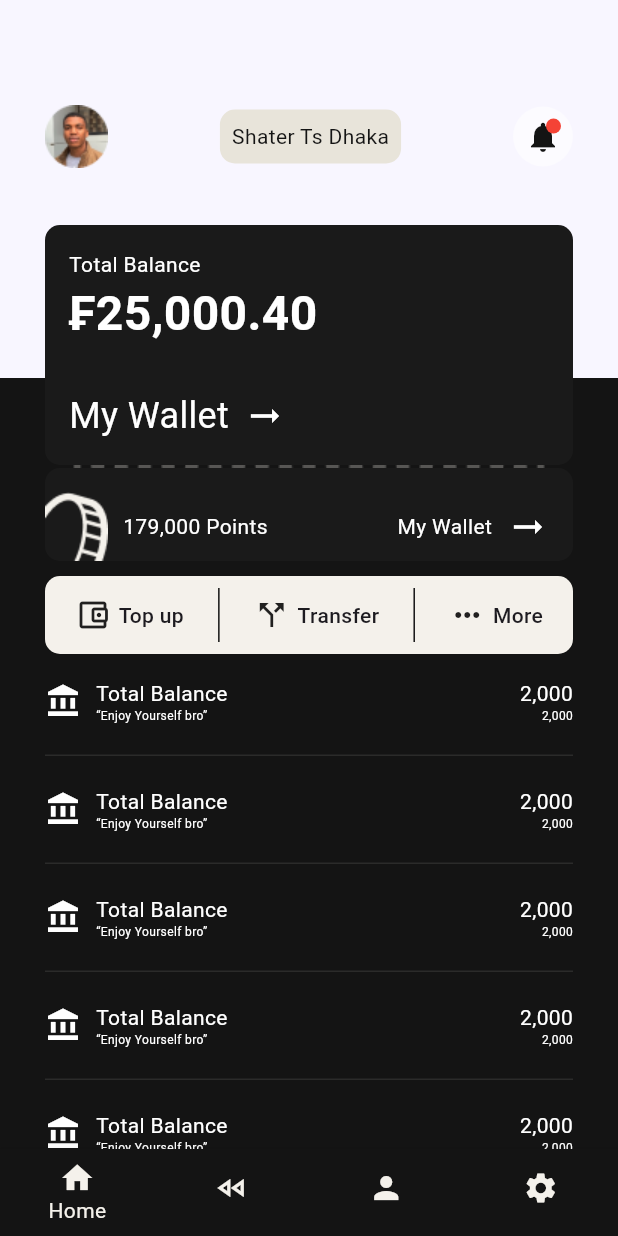
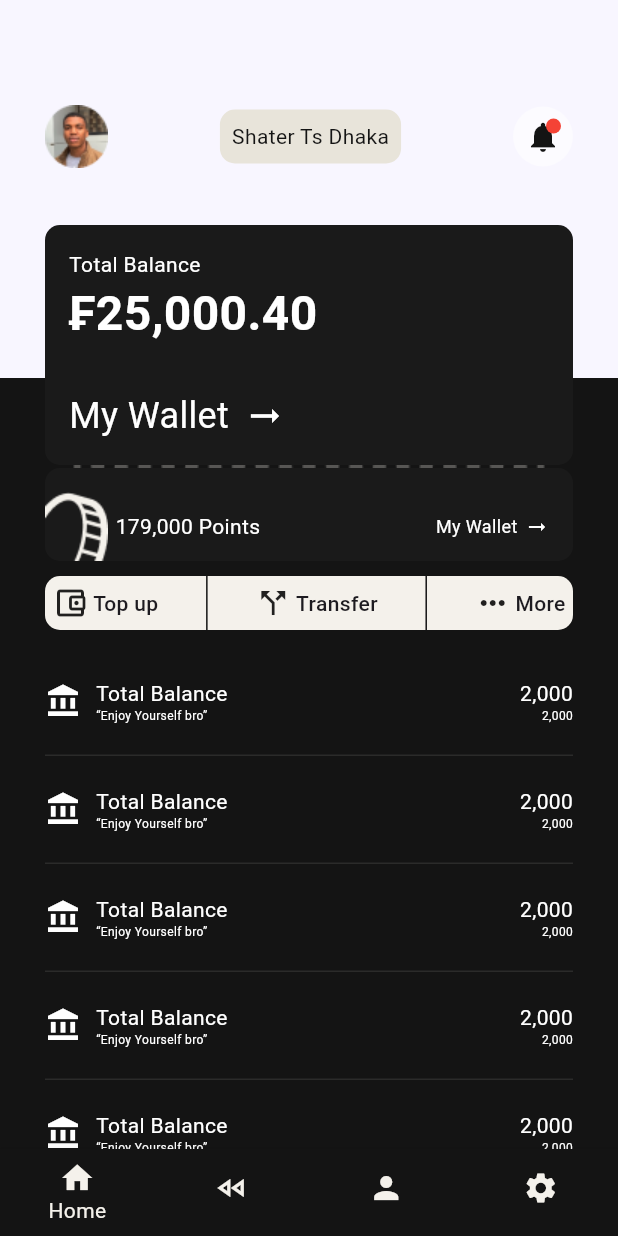
Before and after one commit to SSAstone/task, a Flutter app: the HomeView screen opened by its route, on a phone screen of 412 x 824 dp. Run offline on Flutter 3.47's test engine with Material 3 defaults, Android fonts, the phone set to English and light mode, and no system bars; our stand-ins replace get.

Commit message:
added layout controller

```diff
--- a/lib/controllers/bottom_navbar.dart
+++ /dev/null
@@ -1,5 +0,0 @@
-import 'package:get/get.dart';
-
-class BottomNavbar extends GetxController {
-  RxBool showTransfer = true.obs;
-}
--- a/lib/screens/boarding/referral_boarding.dart
+++ b/lib/screens/boarding/referral_boarding.dart
@@ -26,7 +26,7 @@ class _ReferralBoardingState extends State<ReferralBoarding> {
               Column(
                 children: [
                   Container(
-                    margin: const EdgeInsets.only(top: 80, bottom: 20),
+                    margin: const EdgeInsets.only(top: 50, bottom: 10),
                     child: Row(
                       mainAxisAlignment: MainAxisAlignment.center,
                       children: [
--- a/lib/screens/home/balance.dart
+++ b/lib/screens/home/balance.dart
@@ -109,7 +109,7 @@ import 'package:mobile_app/widget/btn/balance_tab_btn.dart';
 // }
 
 class Balance extends StatefulWidget {
-  final void Function()? changeRoute;
+  final VoidCallback? changeRoute;
   const Balance({super.key, required this.changeRoute});
 
   @override
@@ -180,7 +180,7 @@ class _BalanceState extends State<Balance> {
                   Row(
                     children: [
                       Image.asset("assets/images/Vector_3.png"),
-                     const SizedBox(width: 10),
+                      const SizedBox(width: 5),
                       const Text(
                         "179,000 Points",
                         style: TextStyle(color: Colors.white, fontSize: 14),
@@ -191,13 +191,13 @@ class _BalanceState extends State<Balance> {
                     children: [
                       Text(
                         "My Wallet",
-                       style: TextStyle(color: Colors.white, fontSize: 14),
+                        style: TextStyle(color: Colors.white, fontSize: 12),
                       ),
-                     SizedBox(width: 10),
+                      SizedBox(width: 5),
                       Icon(
                         Icons.arrow_right_alt_outlined,
                         color: Colors.white,
-                       size: 28,
+                        size: 16,
                       ),
                     ],
                   ),
@@ -208,16 +208,16 @@ class _BalanceState extends State<Balance> {
         ),
         SizedBox(height: 10),
         Container(
-          padding: const EdgeInsets.symmetric(vertical: 8, horizontal: 10),
+          padding: const EdgeInsets.symmetric(horizontal: 5),
           margin: EdgeInsets.symmetric(horizontal: 30),
           decoration: BoxDecoration(
             color: AppColors.lightColor,
             borderRadius: BorderRadius.circular(10.0),
           ),
-         constraints: const BoxConstraints(
-           minHeight: 0,
-           maxHeight: double.infinity,
-         ),
+          //  constraints: const BoxConstraints(
+          //    minHeight: 0,
+          //    maxHeight: double.infinity,
+          //  ),
           child: BalanceTabBtn(changeRoute: widget.changeRoute),
         ),
       ],
--- a/lib/screens/home/home_view.dart
+++ b/lib/screens/home/home_view.dart
@@ -1,6 +1,4 @@
 import 'package:flutter/material.dart';
-import 'package:get/get.dart';
-import 'package:mobile_app/controllers/bottom_navbar.dart';
 import 'package:mobile_app/screens/layout/home_layout.dart';
 import 'package:mobile_app/screens/layout/reward_layout.dart';
 // import 'package:mobile_app/screens/rewards/rewards_view.dart';
@@ -14,7 +12,6 @@ class HomeView extends StatefulWidget {
 }
 
 class _HomeViewState extends State<HomeView> {
-  final BottomNavbar controller = Get.put(BottomNavbar());
   int currentIndex = 0;
 
   List<Map> navItems = [
@@ -37,8 +34,8 @@ class _HomeViewState extends State<HomeView> {
   ];
 
   List<Widget> screen = [
-    const HomeLayout(),
-    const RewardLayout(),
+    HomeLayout(),
+    RewardLayout(),
     const Text('Profile'),
     const Text('Setting')
   ];
--- a/lib/screens/transfer_view.dart
+++ b/lib/screens/home/transfer_view.dart
@@ -7,8 +7,8 @@ import 'package:mobile_app/widget/btn/primary_btn.dart';
 
 
 class TransferView extends StatefulWidget {
-  final void Function()? backRoute;
-  final void Function()? changeRoute;
+  final VoidCallback? backRoute;
+  final VoidCallback? changeRoute;
   const TransferView({super.key, this.backRoute, this.changeRoute});
 
   @override
--- a/lib/screens/layout/home_layout.dart
+++ b/lib/screens/layout/home_layout.dart
@@ -1,102 +1,50 @@
-import 'package:flutter/cupertino.dart';
 import 'package:flutter/material.dart';
-import 'package:mobile_app/screens/enter_account.dart';
+import 'package:get/get.dart';
+import 'package:mobile_app/controllers/home_layout_controller.dart';
+// import 'package:mobile_app/controllers/home_layout_controller.dart';
+import 'package:mobile_app/screens/home/enter_account.dart';
 import 'package:mobile_app/screens/home/balance.dart';
 import 'package:mobile_app/screens/home/profile.dart';
-import 'package:mobile_app/screens/money_confirmation.dart';
-import 'package:mobile_app/screens/select_ccount.dart';
-import 'package:mobile_app/screens/send_money.dart';
-import 'package:mobile_app/screens/transfer_view.dart';
+import 'package:mobile_app/screens/home/money_confirmation.dart';
+import 'package:mobile_app/screens/home/select_ccount.dart';
+import 'package:mobile_app/screens/home/send_money.dart';
+import 'package:mobile_app/screens/home/transfer_view.dart';
 import 'package:mobile_app/utitls/colors.dart';
-// import 'package:mobile_app/widget/btn/balance_tab_btn.dart';
 
-class HomeLayout extends StatefulWidget {
-  const HomeLayout({super.key});
+class HomeLayout extends StatelessWidget {
+  // HomeLayout({super.key});
 
-  @override
-  State<HomeLayout> createState() => _HomeLayoutState();
-}
-
-class _HomeLayoutState extends State<HomeLayout> {
-  String view = "";
-  bool showTransfer = false;
-  bool account = false;
-
-  void showTransferView() {
-    setState(() {
-      view = "transfer";
-    });
-  }
-  void showAccount() {
-    setState(() {
-      view = "account";
-    });
-  }
-  void showSelectView() {
-    setState(() {
-      view = "select";
-    });
-  }
-
-  void showMoney() {
-    setState(() {
-      view = "money";
-    });
-  }
-  void showMoneyConfirm() {
-    setState(() {
-      view = "send";
-    });
-  }
-  void hiddenMoneyConfirm() {
-    setState(() {
-      view = "select";
-    });
-  }
-
-  void hiddenTransferView() {
-    setState(() {
-      view = "";
-    });
-  }
-  void hiddenAccount() {
-    setState(() {
-      view = "";
-    });
-  }
-  void hiddenSelectView() {
-    setState(() {
-      view = "transfer";
-    });
-  }
-
-  void hiddenShowMoney() {
-    setState(() {
-      view = "account";
-    });
-  }
-  void hiddenConfirm() {
-    setState(() {
-      view = "money";
-    });
-  }
+  final HomeLayoutController controller = Get.put(HomeLayoutController());
 
   @override
   Widget build(BuildContext context) {
     return Scaffold(
-      body: Builder(
-        builder: (context) {
-          if (view == "transfer") {
-            return TransferView(changeRoute: () => showAccount(), backRoute: () => hiddenTransferView());
-          } else if(view == "account") {
-            return EnterAccount(changeRoute: showSelectView, backRoute: hiddenSelectView);
-          } else if (view == "select") {
-            return SelectAccount(changeRoute: showMoney, backRoute: hiddenShowMoney);
-          } else if (view == "money") {
-            return SendMoney(changeRoute: showMoneyConfirm, backRoute: hiddenMoneyConfirm);
-          } else if (view == "send") {
-            return MoneyConfirmation(backRoute: hiddenConfirm);
-          } else {
+      body: Obx(
+        () {
+          switch (controller.view.value) {
+            case "transfer":
+              return TransferView(
+                changeRoute: controller.showAccount,
+                backRoute: controller.hiddenTransferView,
+              );
+            case "account":
+              return EnterAccount(
+                changeRoute: controller.showSelectView,
+                backRoute: controller.hiddenSelectView,
+              );
+            case "select":
+              return SelectAccount(
+                changeRoute: controller.showMoney,
+                backRoute: controller.hiddenShowMoney,
+              );
+            case "money":
+              return SendMoney(
+                changeRoute: controller.showMoneyConfirm,
+                backRoute: controller.hiddenMoneyConfirm,
+              );
+            case "send":
+              return MoneyConfirmation(backRoute: controller.hiddenConfirm);
+            default:
               return Scaffold(
                 backgroundColor: AppColors.backgroundColor,
                 body: Stack(
@@ -160,14 +108,16 @@ class _HomeLayoutState extends State<HomeLayout> {
                                               style: TextStyle(
                                                   color: Colors.white,
                                                   fontSize: 14,
-                                                fontWeight: FontWeight.normal),
+                                                  fontWeight:
+                                                      FontWeight.normal),
                                             ),
                                             Text(
                                               "2,000",
                                               style: TextStyle(
                                                   color: Colors.white,
                                                   fontSize: 8,
-                                                fontWeight: FontWeight.normal),
+                                                  fontWeight:
+                                                      FontWeight.normal),
                                             )
                                           ],
                                         )
@@ -187,13 +137,14 @@ class _HomeLayoutState extends State<HomeLayout> {
                             ),
                           ),
                         ),
+                        // ElevatedButton(onPressed: controller.showTransferView, child: Text("dddd"),)
                       ],
                     ),
                     Positioned(
                       top: 150,
                       left: 0,
                       right: 0,
-                    child: Balance(changeRoute: () => showTransferView()),
+                      child: Balance(changeRoute: controller.showTransferView),
                     ),
                   ],
                 ),
--- a/lib/utitls/routers.dart
+++ b/lib/utitls/routers.dart
@@ -7,7 +7,7 @@ import 'package:mobile_app/screens/home/home_view.dart';
 // import 'package:mobile_app/screens/home/home_view.dart';
 import 'package:mobile_app/screens/home/splash_view.dart';
 import 'package:mobile_app/screens/password_view.dart';
-import 'package:mobile_app/screens/transfer_view.dart';
+import 'package:mobile_app/screens/home/transfer_view.dart';
 
 class Routers {
   static const String splash = '/';
--- a/lib/widget/btn/balance_tab_btn.dart
+++ b/lib/widget/btn/balance_tab_btn.dart
@@ -1,11 +1,11 @@
 import 'package:flutter/material.dart';
-import 'package:get/get.dart';
-import 'package:mobile_app/controllers/bottom_navbar.dart';
+// import 'package:get/get.dart';
+// import 'package:mobile_app/screens/layout/home_layout.dart';
 import 'package:mobile_app/utitls/colors.dart';
 // import 'package:mobile_app/utitls/routers.dart';
 
 class BalanceTabBtn extends StatefulWidget {
-  final void Function()? changeRoute;
+  final VoidCallback? changeRoute;
   const BalanceTabBtn({super.key, this.changeRoute});
 
   @override
@@ -13,13 +13,7 @@ class BalanceTabBtn extends StatefulWidget {
 }
 
 class _BalanceTabBtnState extends State<BalanceTabBtn> {
-  final BottomNavbar controller = Get.put(BottomNavbar());
-
-  @override
-  void initState() {
-    super.initState();
-    print(controller.showTransfer);
-  }
+  // final HomeController controller = Get.put(HomeController());
 
   @override
   Widget build(BuildContext context) {
@@ -29,13 +23,13 @@ class _BalanceTabBtnState extends State<BalanceTabBtn> {
       mainAxisSize: MainAxisSize.max,
       children: [
         Container(
-          padding: const EdgeInsets.symmetric(horizontal: 10),
+          // padding: const EdgeInsets.symmetric(horizontal: 10),
           child: const Row(
             children: [
               Icon(
                 Icons.account_balance_wallet_outlined,
               ),
-              SizedBox(width: 5),
+              SizedBox(width: 3),
               Text(
                 "Top up",
                 style: TextStyle(
@@ -47,16 +41,19 @@ class _BalanceTabBtnState extends State<BalanceTabBtn> {
           ),
         ),
         Container(
+          margin: EdgeInsets.symmetric(horizontal: 3),
           width: 1,
           height: 36,
           color: AppColors.darkColor,
         ),
         Container(
-          padding: const EdgeInsets.symmetric(horizontal: 10),
+          // padding: const EdgeInsets.symmetric(horizontal: 10),
           child: InkWell(
             onTap: () => {
+              print('aaaa'),
               // Get.toNamed(Routers.transferView);
-              widget.changeRoute!()
+              // controller.showTransferView(),
+              widget.changeRoute?.call()
             },
             // onTap: () => Get.toNamed(Routers.transferView),
             child: const Row(
@@ -64,7 +61,7 @@ class _BalanceTabBtnState extends State<BalanceTabBtn> {
                 Icon(
                   Icons.call_split_outlined,
                 ),
-                SizedBox(width: 5),
+                SizedBox(width: 3),
                 InkWell(
                   child: Text(
                     "Transfer",
@@ -79,18 +76,19 @@ class _BalanceTabBtnState extends State<BalanceTabBtn> {
           ),
         ),
         Container(
+          margin: EdgeInsets.symmetric(horizontal: 3),
           width: 1,
           height: 36,
           color: AppColors.darkColor,
         ),
         Container(
-          padding: const EdgeInsets.symmetric(horizontal: 10),
+          // padding: const EdgeInsets.symmetric(horizontal: 10),
           child: const Row(
             children: [
               Icon(
                 Icons.more_horiz_outlined,
               ),
-              SizedBox(width: 5),
+              SizedBox(width: 3),
               Text(
                 "More",
                 style: TextStyle(
--- a/lib/widget/navbar.dart
+++ b/lib/widget/navbar.dart
@@ -32,7 +32,7 @@ class _NavbarState extends State<Navbar> {
   ];
 
   List<Widget> screen = [
-    const HomeLayout(),
+     HomeLayout(),
     const Text('Menu'),
     const Text('Profile'),
     const Text('Setting')
```
Also changed, not shown: lib/controllers/home_layout_controller.dart (added, +17 -0 lines), lib/controllers/reward_layout_controller.dart (added, +10 -0 lines), lib/screens/boarding/earn_boarding.dart (+6 -5 lines), lib/screens/boarding/unlock_boarding.dart (+4 -4 lines), lib/screens/home/money_confirmation.dart (renamed from lib/screens/money_confirmation.dart, +6 -6 lines), lib/screens/layout/reward_layout.dart (+28 -36 lines), lib/screens/rewards/gift.dart (+4 -53 lines), lib/screens/rewards/reward_details.dart (+3 -4 lines), lib/screens/home/enter_account.dart (renamed from lib/screens/enter_account.dart), lib/screens/home/select_ccount.dart (renamed from lib/screens/select_ccount.dart), lib/screens/home/send_money.dart (renamed from lib/screens/send_money.dart), pubspec.lock. Lines whose indentation alone changed are shown as unchanged.
